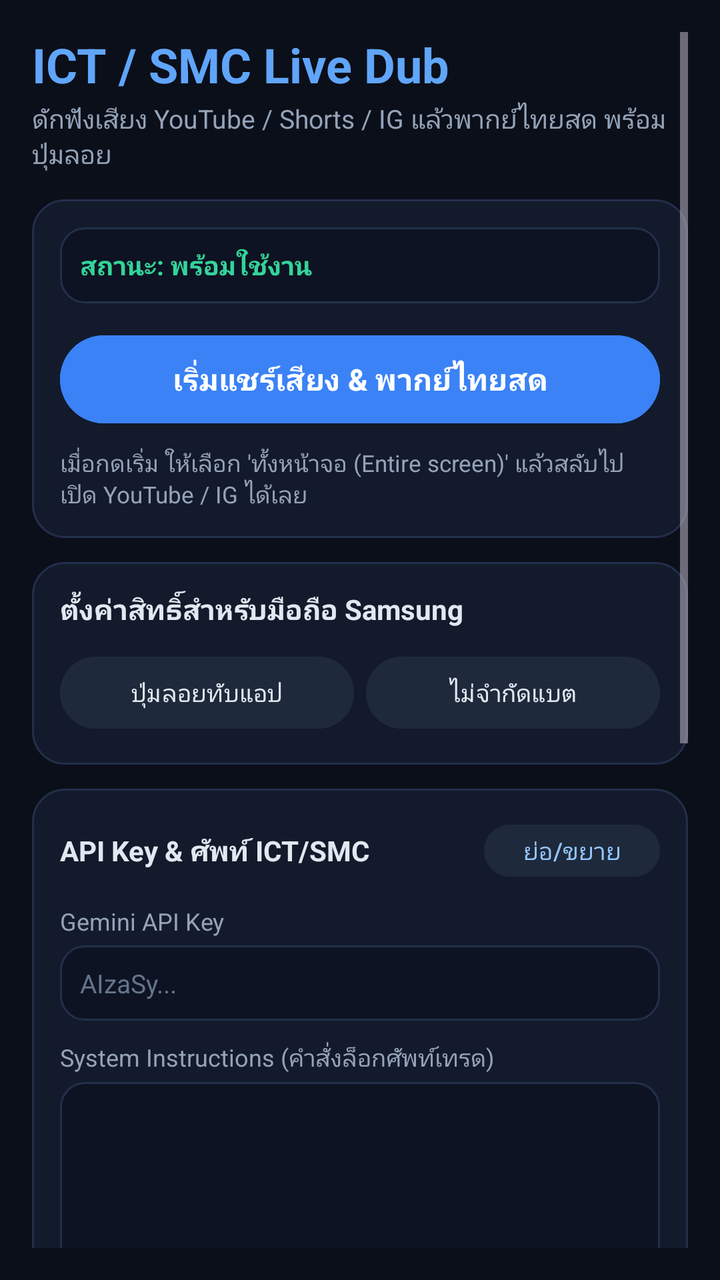
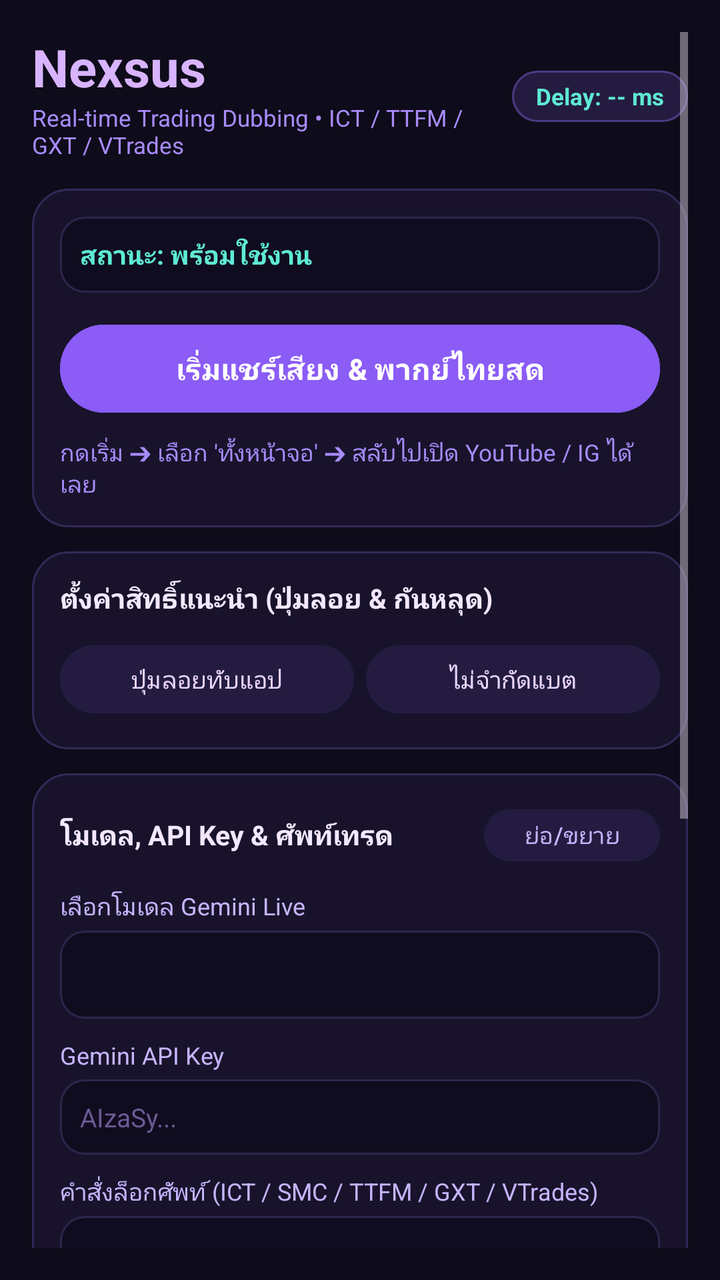

Two renders of the same Android screen: before a commit and after it. Below are the layout's source before the change and the commit's diff.
<!-- AndroidManifest.xml: application theme Theme.Material3.Dark.NoActionBar -->
<!-- res/layout/activity_main.xml -->
<?xml version="1.0" encoding="utf-8"?>
<ScrollView xmlns:android="http://schemas.android.com/apk/res/android"
    android:layout_width="match_parent"
    android:layout_height="match_parent"
    android:background="#0B0F19"
    android:padding="16dp">

    <LinearLayout
        android:layout_width="match_parent"
        android:layout_height="wrap_content"
        android:orientation="vertical">

        
        <TextView
            android:layout_width="match_parent"
            android:layout_height="wrap_content"
            android:text="ICT / SMC Live Dub"
            android:textColor="#60A5FA"
            android:textSize="24sp"
            android:textStyle="bold" />

        <TextView
            android:layout_width="match_parent"
            android:layout_height="wrap_content"
            android:layout_marginTop="2dp"
            android:layout_marginBottom="14dp"
            android:text="ดักฟังเสียง YouTube / Shorts / IG แล้วพากย์ไทยสด พร้อมปุ่มลอย"
            android:textColor="#94A3B8"
            android:textSize="13sp" />

        
        <LinearLayout
            android:layout_width="match_parent"
            android:layout_height="wrap_content"
            android:background="@drawable/bg_card"
            android:orientation="vertical"
            android:padding="14dp">

            <TextView
                android:id="@+id/tvStatus"
                android:layout_width="match_parent"
                android:layout_height="wrap_content"
                android:background="@drawable/bg_input"
                android:padding="10dp"
                android:text="สถานะ: พร้อมใช้งาน"
                android:textColor="#34D399"
                android:textSize="13sp"
                android:textStyle="bold" />

            <Button
                android:id="@+id/btnToggle"
                android:layout_width="match_parent"
                android:layout_height="52dp"
                android:layout_marginTop="12dp"
                android:backgroundTint="#3B82F6"
                android:text="เริ่มแชร์เสียง &amp; พากย์ไทยสด"
                android:textColor="#FFFFFF"
                android:textSize="15sp"
                android:textStyle="bold" />

            <TextView
                android:layout_width="match_parent"
                android:layout_height="wrap_content"
                android:layout_marginTop="8dp"
                android:text="เมื่อกดเริ่ม ให้เลือก 'ทั้งหน้าจอ (Entire screen)' แล้วสลับไปเปิด YouTube / IG ได้เลย"
                android:textColor="#94A3B8"
                android:textSize="11.5sp" />
        </LinearLayout>

        
        <LinearLayout
            android:layout_width="match_parent"
            android:layout_height="wrap_content"
            android:layout_marginTop="12dp"
            android:background="@drawable/bg_card"
            android:orientation="vertical"
            android:padding="14dp">

            <TextView
                android:layout_width="match_parent"
                android:layout_height="wrap_content"
                android:text="ตั้งค่าสิทธิ์สำหรับมือถือ Samsung"
                android:textColor="#E2E8F0"
                android:textSize="14sp"
                android:textStyle="bold" />

            <LinearLayout
                android:layout_width="match_parent"
                android:layout_height="wrap_content"
                android:layout_marginTop="10dp"
                android:orientation="horizontal">

                <Button
                    android:id="@+id/btnOverlayPerm"
                    android:layout_width="0dp"
                    android:layout_height="44dp"
                    android:layout_marginEnd="6dp"
                    android:layout_weight="1"
                    android:backgroundTint="#1E293B"
                    android:text="ปุ่มลอยทับแอป"
                    android:textColor="#E2E8F0"
                    android:textSize="12sp" />

                <Button
                    android:id="@+id/btnBatteryPerm"
                    android:layout_width="0dp"
                    android:layout_height="44dp"
                    android:layout_weight="1"
                    android:backgroundTint="#1E293B"
                    android:text="ไม่จำกัดแบต"
                    android:textColor="#E2E8F0"
                    android:textSize="12sp" />
            </LinearLayout>
        </LinearLayout>

        
        <LinearLayout
            android:layout_width="match_parent"
            android:layout_height="wrap_content"
            android:layout_marginTop="12dp"
            android:background="@drawable/bg_card"
            android:orientation="vertical"
            android:padding="14dp">

            <LinearLayout
                android:layout_width="match_parent"
                android:layout_height="wrap_content"
                android:gravity="center_vertical"
                android:orientation="horizontal">

                <TextView
                    android:layout_width="0dp"
                    android:layout_height="wrap_content"
                    android:layout_weight="1"
                    android:text="API Key &amp; ศัพท์ ICT/SMC"
                    android:textColor="#E2E8F0"
                    android:textSize="14sp"
                    android:textStyle="bold" />

                <Button
                    android:id="@+id/btnToggleSettings"
                    android:layout_width="wrap_content"
                    android:layout_height="34dp"
                    android:backgroundTint="#1E293B"
                    android:paddingHorizontal="12dp"
                    android:paddingVertical="0dp"
                    android:text="ย่อ/ขยาย"
                    android:textColor="#93C5FD"
                    android:textSize="12sp" />
            </LinearLayout>

            <LinearLayout
                android:id="@+id/settingsBody"
                android:layout_width="match_parent"
                android:layout_height="wrap_content"
                android:layout_marginTop="10dp"
                android:orientation="vertical">

                <TextView
                    android:layout_width="match_parent"
                    android:layout_height="wrap_content"
                    android:text="Gemini API Key"
                    android:textColor="#94A3B8"
                    android:textSize="12sp" />

                <EditText
                    android:id="@+id/etApiKey"
                    android:layout_width="match_parent"
                    android:layout_height="wrap_content"
                    android:layout_marginTop="4dp"
                    android:background="@drawable/bg_input"
                    android:hint="AIzaSy..."
                    android:inputType="textPassword"
                    android:padding="10dp"
                    android:textColor="#E2E8F0"
                    android:textColorHint="#64748B"
                    android:textSize="13sp" />

                <TextView
                    android:layout_width="match_parent"
                    android:layout_height="wrap_content"
                    android:layout_marginTop="10dp"
                    android:text="System Instructions (คำสั่งล็อกศัพท์เทรด)"
                    android:textColor="#94A3B8"
                    android:textSize="12sp" />

                <EditText
                    android:id="@+id/etPrompt"
                    android:layout_width="match_parent"
                    android:layout_height="100dp"
                    android:layout_marginTop="4dp"
                    android:background="@drawable/bg_input"
                    android:gravity="top|start"
                    android:inputType="textMultiLine"
                    android:padding="10dp"
                    android:textColor="#E2E8F0"
                    android:textSize="12sp" />
            </LinearLayout>
        </LinearLayout>

        
        <LinearLayout
            android:layout_width="match_parent"
            android:layout_height="wrap_content"
            android:layout_marginTop="12dp"
            android:background="@drawable/bg_card"
            android:orientation="vertical"
            android:padding="14dp">

            <TextView
                android:layout_width="match_parent"
                android:layout_height="wrap_content"
                android:text="คำแปลสด (Live Transcript)"
                android:textColor="#E2E8F0"
                android:textSize="14sp"
                android:textStyle="bold" />

            <TextView
                android:id="@+id/tvTranscript"
                android:layout_width="match_parent"
                android:layout_height="wrap_content"
                android:layout_marginTop="8dp"
                android:background="@drawable/bg_input"
                android:minHeight="90dp"
                android:padding="10dp"
                android:textColor="#E2E8F0"
                android:textIsSelectable="true"
                android:textSize="13sp" />
        </LinearLayout>

        
        <LinearLayout
            android:layout_width="match_parent"
            android:layout_height="wrap_content"
            android:layout_marginTop="12dp"
            android:layout_marginBottom="20dp"
            android:background="@drawable/bg_card"
            android:orientation="vertical"
            android:padding="14dp">

            <LinearLayout
                android:layout_width="match_parent"
                android:layout_height="wrap_content"
                android:gravity="center_vertical"
                android:orientation="horizontal">

                <TextView
                    android:layout_width="0dp"
                    android:layout_height="wrap_content"
                    android:layout_weight="1"
                    android:text="Debug Log"
                    android:textColor="#E2E8F0"
                    android:textSize="14sp"
                    android:textStyle="bold" />

                <Button
                    android:id="@+id/btnCopyLog"
                    android:layout_width="wrap_content"
                    android:layout_height="34dp"
                    android:layout_marginEnd="6dp"
                    android:backgroundTint="#1E293B"
                    android:paddingHorizontal="12dp"
                    android:paddingVertical="0dp"
                    android:text="คัดลอก Log"
                    android:textColor="#34D399"
                    android:textSize="12sp" />

                <Button
                    android:id="@+id/btnToggleLog"
                    android:layout_width="wrap_content"
                    android:layout_height="34dp"
                    android:backgroundTint="#1E293B"
                    android:paddingHorizontal="12dp"
                    android:paddingVertical="0dp"
                    android:text="ย่อ/ขยาย"
                    android:textColor="#93C5FD"
                    android:textSize="12sp" />
            </LinearLayout>

            <ScrollView
                android:id="@+id/logScroll"
                android:layout_width="match_parent"
                android:layout_height="180dp"
                android:layout_marginTop="8dp"
                android:background="@drawable/bg_input"
                android:padding="10dp">

                <TextView
                    android:id="@+id/tvLog"
                    android:layout_width="match_parent"
                    android:layout_height="wrap_content"
                    android:fontFamily="monospace"
                    android:text="ยังไม่มี Log..."
                    android:textColor="#94A3B8"
                    android:textIsSelectable="true"
                    android:textSize="11sp" />
            </ScrollView>
        </LinearLayout>

    </LinearLayout>
</ScrollView>
<!-- resources referenced by this layout -->
<resources>
  <!-- drawable bg_card (drawable) -->
  <?xml version="1.0" encoding="utf-8"?>
  <shape xmlns:android="http://schemas.android.com/apk/res/android"
      android:shape="rectangle">
      <solid android:color="#131A2B" />
      <corners android:radius="16dp" />
      <stroke
          android:width="1dp"
          android:color="#232F4B" />
  </shape>
  <!-- drawable bg_input (drawable) -->
  <?xml version="1.0" encoding="utf-8"?>
  <shape xmlns:android="http://schemas.android.com/apk/res/android"
      android:shape="rectangle">
      <solid android:color="#0D1322" />
      <corners android:radius="12dp" />
      <stroke
          android:width="1dp"
          android:color="#232F4B" />
  </shape>
</resources>

<!-- the commit's change to res/layout/activity_main.xml (unified diff, before → after) -->
@@ -2,7 +2,7 @@
 <ScrollView xmlns:android="http://schemas.android.com/apk/res/android"
     android:layout_width="match_parent"
     android:layout_height="match_parent"
-    android:background="#0B0F19"
+    android:background="#0E0B1A"
     android:padding="16dp">
 
     <LinearLayout
@@ -11,27 +11,52 @@
         android:orientation="vertical">
 
         
-        <TextView
-            android:layout_width="match_parent"
-            android:layout_height="wrap_content"
-            android:text="ICT / SMC Live Dub"
-            android:textColor="#60A5FA"
-            android:textSize="24sp"
-            android:textStyle="bold" />
-
-        <TextView
-            android:layout_width="match_parent"
-            android:layout_height="wrap_content"
-            android:layout_marginTop="2dp"
-            android:layout_marginBottom="14dp"
-            android:text="ดักฟังเสียง YouTube / Shorts / IG แล้วพากย์ไทยสด พร้อมปุ่มลอย"
-            android:textColor="#94A3B8"
-            android:textSize="13sp" />
-
-        
-        <LinearLayout
-            android:layout_width="match_parent"
-            android:layout_height="wrap_content"
+        <LinearLayout
+            android:layout_width="match_parent"
+            android:layout_height="wrap_content"
+            android:gravity="center_vertical"
+            android:orientation="horizontal">
+
+            <LinearLayout
+                android:layout_width="0dp"
+                android:layout_height="wrap_content"
+                android:layout_weight="1"
+                android:orientation="vertical">
+
+                <TextView
+                    android:layout_width="wrap_content"
+                    android:layout_height="wrap_content"
+                    android:text="Nexsus"
+                    android:textColor="#D8B4FE"
+                    android:textSize="26sp"
+                    android:textStyle="bold" />
+
+                <TextView
+                    android:layout_width="wrap_content"
+                    android:layout_height="wrap_content"
+                    android:text="Real-time Trading Dubbing • ICT / TTFM / GXT / VTrades"
+                    android:textColor="#A78BFA"
+                    android:textSize="11.5sp" />
+            </LinearLayout>
+
+            <TextView
+                android:id="@+id/tvLatencyBadge"
+                android:layout_width="wrap_content"
+                android:layout_height="wrap_content"
+                android:background="@drawable/bg_pill"
+                android:paddingHorizontal="12dp"
+                android:paddingVertical="5dp"
+                android:text="Delay: -- ms"
+                android:textColor="#5EEAD4"
+                android:textSize="11.5sp"
+                android:textStyle="bold" />
+        </LinearLayout>
+
+        
+        <LinearLayout
+            android:layout_width="match_parent"
+            android:layout_height="wrap_content"
+            android:layout_marginTop="14dp"
             android:background="@drawable/bg_card"
             android:orientation="vertical"
             android:padding="14dp">
@@ -43,27 +68,45 @@
                 android:background="@drawable/bg_input"
                 android:padding="10dp"
                 android:text="สถานะ: พร้อมใช้งาน"
-                android:textColor="#34D399"
+                android:textColor="#5EEAD4"
                 android:textSize="13sp"
                 android:textStyle="bold" />
 
-            <Button
-                android:id="@+id/btnToggle"
-                android:layout_width="match_parent"
-                android:layout_height="52dp"
+            <LinearLayout
+                android:layout_width="match_parent"
+                android:layout_height="wrap_content"
                 android:layout_marginTop="12dp"
-                android:backgroundTint="#3B82F6"
-                android:text="เริ่มแชร์เสียง &amp; พากย์ไทยสด"
-                android:textColor="#FFFFFF"
-                android:textSize="15sp"
-                android:textStyle="bold" />
+                android:orientation="horizontal">
+
+                <Button
+                    android:id="@+id/btnToggle"
+                    android:layout_width="0dp"
+                    android:layout_height="52dp"
+                    android:layout_weight="1"
+                    android:backgroundTint="#8B5CF6"
+                    android:text="เริ่มแชร์เสียง &amp; พากย์ไทยสด"
+                    android:textColor="#FFFFFF"
+                    android:textSize="14.5sp"
+                    android:textStyle="bold" />
+
+                <Button
+                    android:id="@+id/btnMuteMain"
+                    android:layout_width="wrap_content"
+                    android:layout_height="52dp"
+                    android:layout_marginStart="8dp"
+                    android:backgroundTint="#241C40"
+                    android:text="ปิดเสียง"
+                    android:textColor="#E9D5FF"
+                    android:textSize="12.5sp"
+                    android:visibility="gone" />
+            </LinearLayout>
 
             <TextView
                 android:layout_width="match_parent"
                 android:layout_height="wrap_content"
                 android:layout_marginTop="8dp"
-                android:text="เมื่อกดเริ่ม ให้เลือก 'ทั้งหน้าจอ (Entire screen)' แล้วสลับไปเปิด YouTube / IG ได้เลย"
-                android:textColor="#94A3B8"
+                android:text="กดเริ่ม ➔ เลือก 'ทั้งหน้าจอ' ➔ สลับไปเปิด YouTube / IG ได้เลย"
+                android:textColor="#A78BFA"
                 android:textSize="11.5sp" />
         </LinearLayout>
 
@@ -79,9 +122,9 @@
             <TextView
                 android:layout_width="match_parent"
                 android:layout_height="wrap_content"
-                android:text="ตั้งค่าสิทธิ์สำหรับมือถือ Samsung"
-                android:textColor="#E2E8F0"
-                android:textSize="14sp"
+                android:text="ตั้งค่าสิทธิ์แนะนำ (ปุ่มลอย &amp; กันหลุด)"
+                android:textColor="#F3E8FF"
+                android:textSize="13.5sp"
                 android:textStyle="bold" />
 
             <LinearLayout
@@ -93,22 +136,22 @@
                 <Button
                     android:id="@+id/btnOverlayPerm"
                     android:layout_width="0dp"
-                    android:layout_height="44dp"
+                    android:layout_height="42dp"
                     android:layout_marginEnd="6dp"
                     android:layout_weight="1"
-                    android:backgroundTint="#1E293B"
+                    android:backgroundTint="#241C40"
                     android:text="ปุ่มลอยทับแอป"
-                    android:textColor="#E2E8F0"
+                    android:textColor="#E9D5FF"
                     android:textSize="12sp" />
 
                 <Button
                     android:id="@+id/btnBatteryPerm"
                     android:layout_width="0dp"
-                    android:layout_height="44dp"
-                    android:layout_weight="1"
-                    android:backgroundTint="#1E293B"
+                    android:layout_height="42dp"
+                    android:layout_weight="1"
+                    android:backgroundTint="#241C40"
                     android:text="ไม่จำกัดแบต"
-                    android:textColor="#E2E8F0"
+                    android:textColor="#E9D5FF"
                     android:textSize="12sp" />
             </LinearLayout>
         </LinearLayout>
@@ -132,21 +175,21 @@
                     android:layout_width="0dp"
                     android:layout_height="wrap_content"
                     android:layout_weight="1"
-                    android:text="API Key &amp; ศัพท์ ICT/SMC"
-                    android:textColor="#E2E8F0"
-                    android:textSize="14sp"
+                    android:text="โมเดล, API Key &amp; ศัพท์เทรด"
+                    android:textColor="#F3E8FF"
+                    android:textSize="13.5sp"
                     android:textStyle="bold" />
 
                 <Button
                     android:id="@+id/btnToggleSettings"
                     android:layout_width="wrap_content"
                     android:layout_height="34dp"
-                    android:backgroundTint="#1E293B"
+                    android:backgroundTint="#241C40"
                     android:paddingHorizontal="12dp"
                     android:paddingVertical="0dp"
                     android:text="ย่อ/ขยาย"
-                    android:textColor="#93C5FD"
-                    android:textSize="12sp" />
+                    android:textColor="#C4B5FD"
+                    android:textSize="11.5sp" />
             </LinearLayout>
 
             <LinearLayout
@@ -159,8 +202,24 @@
                 <TextView
                     android:layout_width="match_parent"
                     android:layout_height="wrap_content"
+                    android:text="เลือกโมเดล Gemini Live"
+                    android:textColor="#C4B5FD"
+                    android:textSize="12sp" />
+
+                <Spinner
+                    android:id="@+id/spinnerModel"
+                    android:layout_width="match_parent"
+                    android:layout_height="44dp"
+                    android:layout_marginTop="4dp"
+                    android:background="@drawable/bg_input"
+                    android:paddingHorizontal="10dp" />
+
+                <TextView
+                    android:layout_width="match_parent"
+                    android:layout_height="wrap_content"
+                    android:layout_marginTop="10dp"
                     android:text="Gemini API Key"
-                    android:textColor="#94A3B8"
+                    android:textColor="#C4B5FD"
                     android:textSize="12sp" />
 
                 <EditText
@@ -172,28 +231,28 @@
                     android:hint="AIzaSy..."
                     android:inputType="textPassword"
                     android:padding="10dp"
-                    android:textColor="#E2E8F0"
-                    android:textColorHint="#64748B"
+                    android:textColor="#F3E8FF"
+                    android:textColorHint="#6B5B95"
                     android:textSize="13sp" />
 
                 <TextView
                     android:layout_width="match_parent"
                     android:layout_height="wrap_content"
                     android:layout_marginTop="10dp"
-                    android:text="System Instructions (คำสั่งล็อกศัพท์เทรด)"
-                    android:textColor="#94A3B8"
+                    android:text="คำสั่งล็อกศัพท์ (ICT / SMC / TTFM / GXT / VTrades)"
+                    android:textColor="#C4B5FD"
                     android:textSize="12sp" />
 
                 <EditText
                     android:id="@+id/etPrompt"
                     android:layout_width="match_parent"
-                    android:layout_height="100dp"
+                    android:layout_height="110dp"
                     android:layout_marginTop="4dp"
                     android:background="@drawable/bg_input"
                     android:gravity="top|start"
                     android:inputType="textMultiLine"
                     android:padding="10dp"
-                    android:textColor="#E2E8F0"
+                    android:textColor="#F3E8FF"
                     android:textSize="12sp" />
             </LinearLayout>
         </LinearLayout>
@@ -211,8 +270,8 @@
                 android:layout_width="match_parent"
                 android:layout_height="wrap_content"
                 android:text="คำแปลสด (Live Transcript)"
-                android:textColor="#E2E8F0"
-                android:textSize="14sp"
+                android:textColor="#F3E8FF"
+                android:textSize="13.5sp"
                 android:textStyle="bold" />
 
             <TextView
@@ -221,9 +280,9 @@
                 android:layout_height="wrap_content"
                 android:layout_marginTop="8dp"
                 android:background="@drawable/bg_input"
-                android:minHeight="90dp"
+                android:minHeight="96dp"
                 android:padding="10dp"
-                android:textColor="#E2E8F0"
+                android:textColor="#F3E8FF"
                 android:textIsSelectable="true"
                 android:textSize="13sp" />
         </LinearLayout>
@@ -249,8 +308,8 @@
                     android:layout_height="wrap_content"
                     android:layout_weight="1"
                     android:text="Debug Log"
-                    android:textColor="#E2E8F0"
-                    android:textSize="14sp"
+                    android:textColor="#F3E8FF"
+                    android:textSize="13.5sp"
                     android:textStyle="bold" />
 
                 <Button
@@ -258,32 +317,33 @@
                     android:layout_width="wrap_content"
                     android:layout_height="34dp"
                     android:layout_marginEnd="6dp"
-                    android:backgroundTint="#1E293B"
+                    android:backgroundTint="#241C40"
                     android:paddingHorizontal="12dp"
                     android:paddingVertical="0dp"
                     android:text="คัดลอก Log"
-                    android:textColor="#34D399"
-                    android:textSize="12sp" />
+                    android:textColor="#5EEAD4"
+                    android:textSize="11.5sp" />
 
                 <Button
                     android:id="@+id/btnToggleLog"
                     android:layout_width="wrap_content"
                     android:layout_height="34dp"
-                    android:backgroundTint="#1E293B"
+                    android:backgroundTint="#241C40"
                     android:paddingHorizontal="12dp"
                     android:paddingVertical="0dp"
                     android:text="ย่อ/ขยาย"
-                    android:textColor="#93C5FD"
-                    android:textSize="12sp" />
+                    android:textColor="#C4B5FD"
+                    android:textSize="11.5sp" />
             </LinearLayout>
 
             <ScrollView
                 android:id="@+id/logScroll"
                 android:layout_width="match_parent"
-                android:layout_height="180dp"
+                android:layout_height="160dp"
                 android:layout_marginTop="8dp"
                 android:background="@drawable/bg_input"
-                android:padding="10dp">
+                android:padding="10dp"
+                android:visibility="gone">
 
                 <TextView
                     android:id="@+id/tvLog"
@@ -291,7 +351,7 @@
                     android:layout_height="wrap_content"
                     android:fontFamily="monospace"
                     android:text="ยังไม่มี Log..."
-                    android:textColor="#94A3B8"
+                    android:textColor="#A78BFA"
                     android:textIsSelectable="true"
                     android:textSize="11sp" />
             </ScrollView>
<!-- resource entries referenced after the edit -->
@@ -4,21 +4,31 @@
   <?xml version="1.0" encoding="utf-8"?>
   <shape xmlns:android="http://schemas.android.com/apk/res/android"
       android:shape="rectangle">
-      <solid android:color="#131A2B" />
-      <corners android:radius="16dp" />
+      <solid android:color="#18132B" />
+      <corners android:radius="18dp" />
       <stroke
           android:width="1dp"
-          android:color="#232F4B" />
+          android:color="#332957" />
   </shape>
   <!-- drawable bg_input (drawable) -->
   <?xml version="1.0" encoding="utf-8"?>
   <shape xmlns:android="http://schemas.android.com/apk/res/android"
       android:shape="rectangle">
-      <solid android:color="#0D1322" />
+      <solid android:color="#100C1F" />
       <corners android:radius="12dp" />
       <stroke
           android:width="1dp"
-          android:color="#232F4B" />
+          android:color="#2E254D" />
+  </shape>
+  <!-- drawable bg_pill (drawable) -->
+  <?xml version="1.0" encoding="utf-8"?>
+  <shape xmlns:android="http://schemas.android.com/apk/res/android"
+      android:shape="rectangle">
+      <solid android:color="#241C40" />
+      <corners android:radius="999dp" />
+      <stroke
+          android:width="1dp"
+          android:color="#4C3B82" />
   </shape>
 </resources>
 
